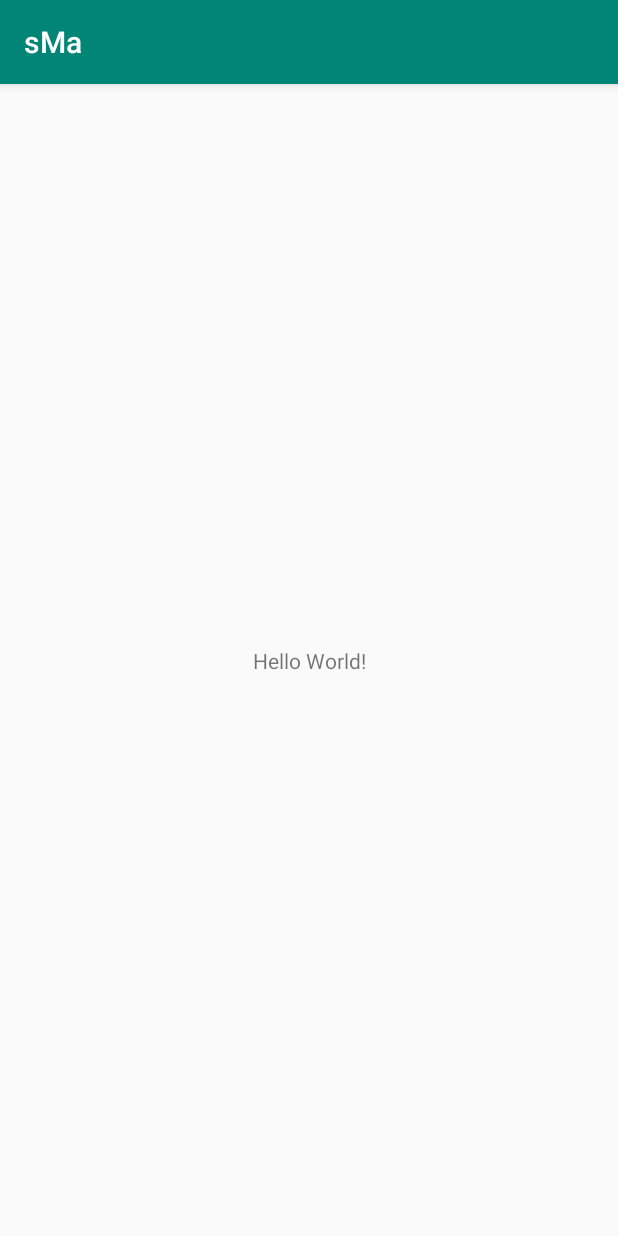
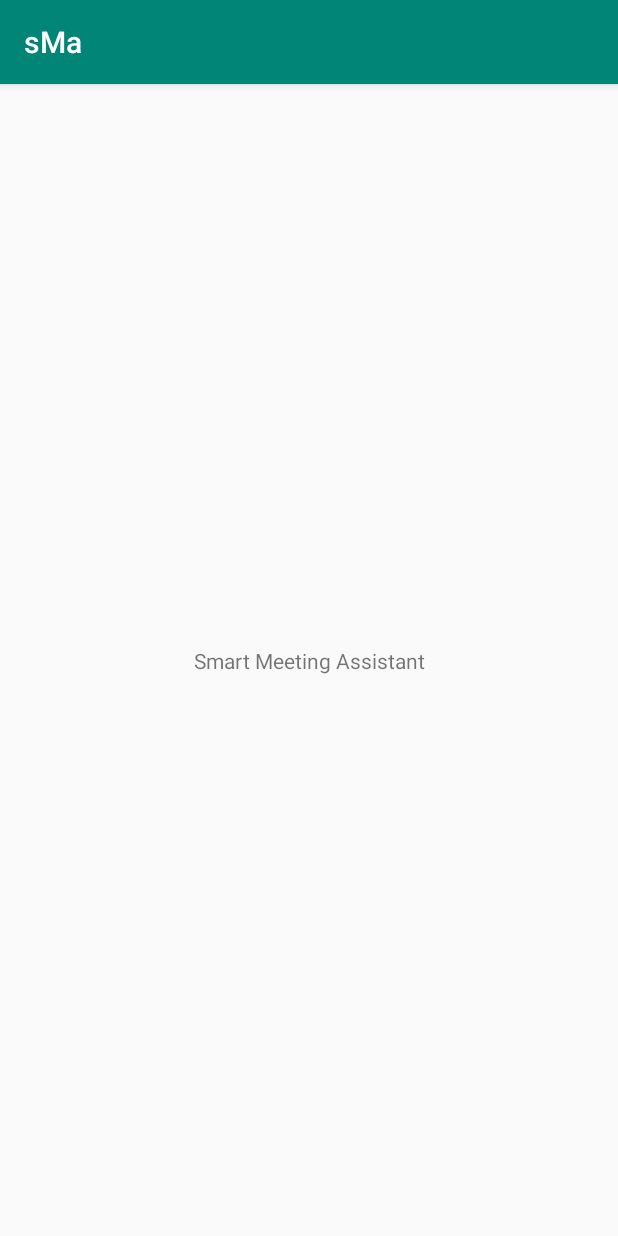
Before and after one commit to s176367/SMA_App, an Android app: the screen it shows after launch (MainActivity), on a phone screen of 412 x 824 dp. Run offline under Robolectric (Android 15) with nearby library versions, the phone set to English and light mode, and no system bars.

Commit message:
Første test commit til github.

```diff
--- a/app/src/main/res/layout/activity_main.xml
+++ b/app/src/main/res/layout/activity_main.xml
@@ -7,9 +7,11 @@
     tools:context=".MainActivity">
 
     <TextView
+        android:id="@+id/titel"
         android:layout_width="wrap_content"
         android:layout_height="wrap_content"
-        android:text="Hello World!"
+        android:gravity="center|clip_vertical|center_horizontal"
+        android:text="Smart Meeting Assistant"
         app:layout_constraintBottom_toBottomOf="parent"
         app:layout_constraintLeft_toLeftOf="parent"
         app:layout_constraintRight_toRightOf="parent"
```
